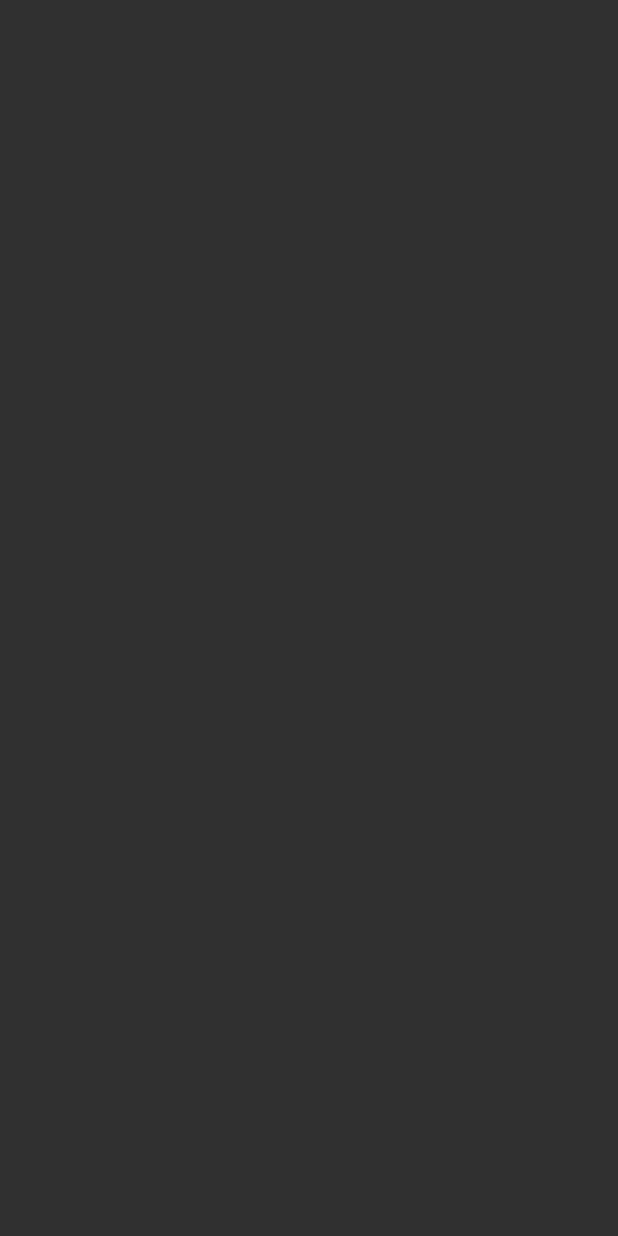
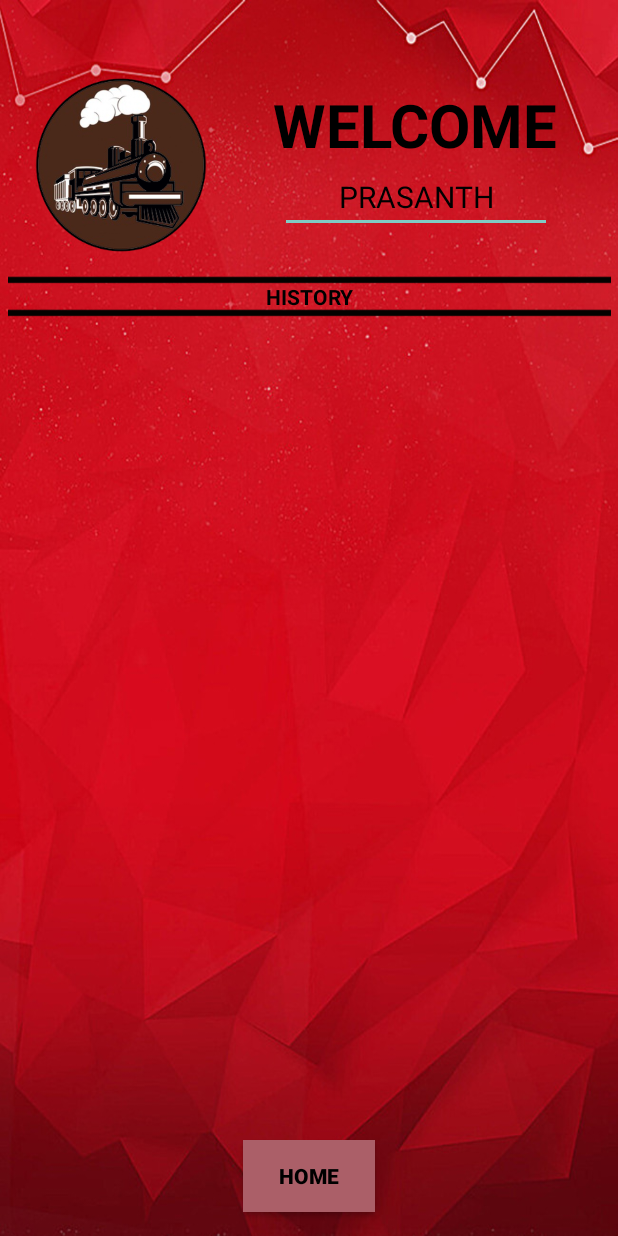
Before and after one commit to prasanthse/TrackBook, an Android app: the HistoryActivity screen opened directly, with no data from a screen before it, on a phone screen of 412 x 824 dp. Before the commit the screen is empty. Run offline under Robolectric (Android 15) with nearby library versions, the phone set to English and light mode, and no system bars.

Commit message:
History activity design finished

```diff
--- a/app/src/main/res/layout/activity_booking.xml
+++ b/app/src/main/res/layout/activity_booking.xml
@@ -35,7 +35,7 @@
         app:srcCompat="@drawable/logo" />
 
     <TextView
-        android:id="@+id/welcome"
+        android:id="@+id/welcomeTitle"
         android:layout_width="198dp"
         android:layout_height="50dp"
         android:layout_marginTop="56dp"
@@ -62,7 +62,7 @@
         android:textColor="@color/colorAccent"
         android:textSize="20sp"
         app:layout_constraintEnd_toEndOf="parent"
-        app:layout_constraintTop_toBottomOf="@+id/welcome" />
+        app:layout_constraintTop_toBottomOf="@+id/welcomeTitle" />
 
     <ImageView
         android:id="@+id/lineOne"
--- a/app/src/main/res/layout/activity_history.xml
+++ b/app/src/main/res/layout/activity_history.xml
@@ -4,6 +4,113 @@
     xmlns:tools="http://schemas.android.com/tools"
     android:layout_width="match_parent"
     android:layout_height="match_parent"
+    android:background="@drawable/red_bg"
     tools:context=".HistoryActivity">
 
+    <ImageView
+        android:id="@+id/lineTwoHistory"
+        android:layout_width="402dp"
+        android:layout_height="38dp"
+        android:layout_marginStart="8dp"
+        android:layout_marginLeft="8dp"
+        android:layout_marginTop="190dp"
+        android:layout_marginEnd="8dp"
+        android:layout_marginRight="8dp"
+        app:layout_constraintEnd_toEndOf="parent"
+        app:layout_constraintHorizontal_bias="0.47"
+        app:layout_constraintStart_toStartOf="parent"
+        app:layout_constraintTop_toTopOf="parent"
+        app:srcCompat="@drawable/line" />
+
+    <ImageView
+        android:id="@+id/logo"
+        android:layout_width="153dp"
+        android:layout_height="156dp"
+        android:layout_marginStart="4dp"
+        android:layout_marginLeft="4dp"
+        android:layout_marginTop="32dp"
+        android:scaleType="fitXY"
+        app:layout_constraintStart_toStartOf="parent"
+        app:layout_constraintTop_toTopOf="parent"
+        app:srcCompat="@drawable/logo" />
+
+    <TextView
+        android:id="@+id/welcomeTitle"
+        android:layout_width="198dp"
+        android:layout_height="50dp"
+        android:layout_marginTop="56dp"
+        android:layout_marginEnd="32dp"
+        android:layout_marginRight="32dp"
+        android:text="WELCOME"
+        android:textColor="@color/colorAccent"
+        android:textSize="40sp"
+        android:textStyle="bold"
+        app:layout_constraintEnd_toEndOf="parent"
+        app:layout_constraintTop_toTopOf="parent" />
+
+    <EditText
+        android:id="@+id/historyUserName"
+        android:layout_width="181dp"
+        android:layout_height="41dp"
+        android:layout_marginTop="8dp"
+        android:layout_marginEnd="44dp"
+        android:layout_marginRight="44dp"
+        android:ems="10"
+        android:inputType="textPersonName"
+        android:text="PRASANTH"
+        android:textAlignment="center"
+        android:textColor="@color/colorAccent"
+        android:textSize="20sp"
+        app:layout_constraintEnd_toEndOf="parent"
+        app:layout_constraintTop_toBottomOf="@+id/welcomeTitle" />
+
+    <ImageView
+        android:id="@+id/lineOneHistory"
+        android:layout_width="402dp"
+        android:layout_height="38dp"
+        android:layout_marginStart="8dp"
+        android:layout_marginLeft="8dp"
+        android:layout_marginTop="168dp"
+        android:layout_marginEnd="8dp"
+        android:layout_marginRight="8dp"
+        app:layout_constraintEnd_toEndOf="parent"
+        app:layout_constraintStart_toStartOf="parent"
+        app:layout_constraintTop_toTopOf="parent"
+        app:srcCompat="@drawable/line" />
+
+    <TextView
+        android:id="@+id/titleHistory"
+        android:layout_width="wrap_content"
+        android:layout_height="16dp"
+        android:layout_marginStart="8dp"
+        android:layout_marginLeft="8dp"
+        android:layout_marginTop="188dp"
+        android:layout_marginEnd="8dp"
+        android:layout_marginRight="8dp"
+        android:text="HISTORY"
+        android:textColor="@color/colorAccent"
+        android:textStyle="bold"
+        app:layout_constraintEnd_toEndOf="parent"
+        app:layout_constraintHorizontal_bias="0.501"
+        app:layout_constraintStart_toStartOf="parent"
+        app:layout_constraintTop_toTopOf="parent" />
+
+    <Button
+        android:id="@+id/homeBtn"
+        android:layout_width="wrap_content"
+        android:layout_height="wrap_content"
+        android:layout_marginStart="8dp"
+        android:layout_marginLeft="8dp"
+        android:layout_marginEnd="8dp"
+        android:layout_marginRight="8dp"
+        android:layout_marginBottom="16dp"
+        android:background="@color/colorPrimaryDark"
+        android:text="Home"
+        android:textColor="@color/colorAccent"
+        android:textStyle="bold"
+        app:layout_constraintBottom_toBottomOf="parent"
+        app:layout_constraintEnd_toEndOf="parent"
+        app:layout_constraintStart_toStartOf="parent" />
+
+
 </android.support.constraint.ConstraintLayout>
```
